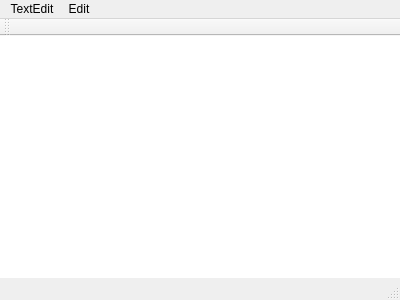
This is mainwindow.ui in ninetyeightoctane/textFile as Qt 5 draws it before an edit. The edited form follows.
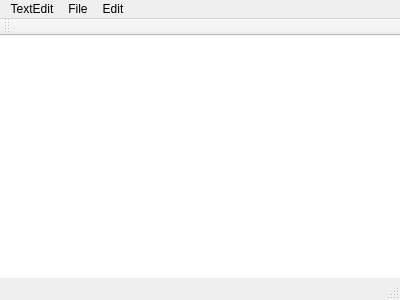
This is the edited form. Icons and pictures are not drawn.

The edit to the form file:
```diff
--- a/mainwindow.ui
+++ b/mainwindow.ui
@@ -51,7 +51,13 @@
     <addaction name="actionPaste"/>
     <addaction name="actionCopy"/>
    </widget>
+   <widget class="QMenu" name="menuFile">
+    <property name="title">
+     <string>File</string>
+    </property>
+   </widget>
    <addaction name="menuTextEdit"/>
+   <addaction name="menuFile"/>
    <addaction name="menuEdit"/>
   </widget>
   <widget class="QToolBar" name="mainToolBar">
```
Left out of the diff: 2 changed lines with no effect on the pictures.
